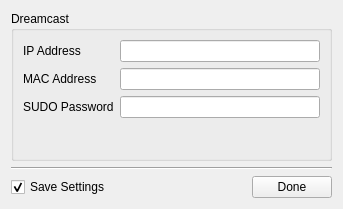
First picture: the form in ESToolkit/ESToolkit/form/dialog/engineSettings.ui, repository gyrovorbis/elysian-shadows, before the edit.
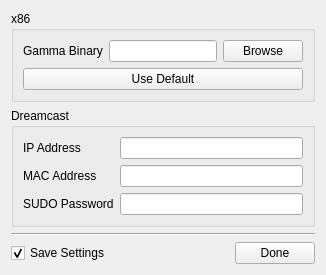
Second picture: the form after the edit.

Commit message: Gigantic merger from fucking hell merging ESTk1.5.6.SA_STABLE back into the main ESGamma branch. Both are compiling and working (hopefully fine) from the same codebase. ESTk requires QtCreator. ESGamma uses Cmake.

Diff of the .ui file:
```diff
--- a/ESToolkit/ESToolkit/form/dialog/engineSettings.ui
+++ b/ESToolkit/ESToolkit/form/dialog/engineSettings.ui
@@ -2,18 +2,51 @@
 <ui version="4.0">
  <class>engine_settings_dialog</class>
  <widget class="QWidget" name="engine_settings_dialog">
-  <property name="geometry">
-   <rect>
-    <x>0</x>
-    <y>0</y>
-    <width>343</width>
-    <height>209</height>
-   </rect>
-  </property>
   <property name="windowTitle">
    <string>Form</string>
   </property>
   <layout class="QVBoxLayout" name="verticalLayout_2">
+   <item>
+    <widget class="QGroupBox" name="x86_gbox">
+     <property name="title">
+      <string>x86</string>
+     </property>
+     <layout class="QVBoxLayout" name="verticalLayout_3">
+      <item>
+       <layout class="QVBoxLayout" name="verticalLayout_4">
+        <item>
+         <layout class="QHBoxLayout" name="horizontalLayout_3">
+          <item>
+           <widget class="QLabel" name="gammaBin_label">
+            <property name="text">
+             <string>Gamma Binary</string>
+            </property>
+           </widget>
+          </item>
+          <item>
+           <widget class="QLineEdit" name="gammaBin_edit"/>
+          </item>
+          <item>
+           <widget class="QPushButton" name="gammaBin_button">
+            <property name="text">
+             <string>Browse</string>
+            </property>
+           </widget>
+          </item>
+         </layout>
+        </item>
+       </layout>
+      </item>
+      <item>
+       <widget class="QPushButton" name="gammaBinDefault_button">
+        <property name="text">
+         <string>Use Default</string>
+        </property>
+       </widget>
+      </item>
+     </layout>
+    </widget>
+   </item>
    <item>
     <widget class="QGroupBox" name="dreamcast_gbox">
      <property name="title">
```
The commit also changes 73 other files.
